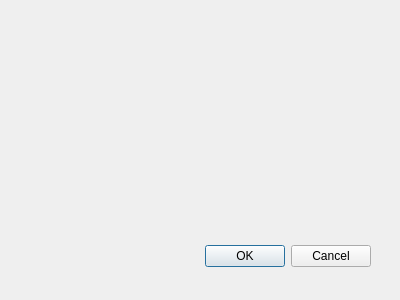
This is serializepreview.ui in Ilya2000Klimov/2DModeler as Qt 5 draws it before an edit. The edited form follows.
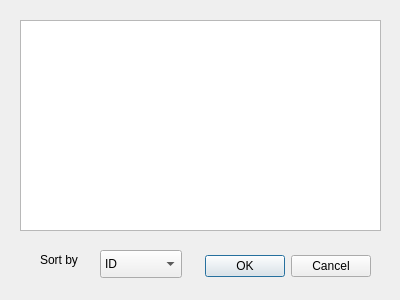
This is the edited form.

Diff of the .ui file:
```diff
--- a/serializepreview.ui
+++ b/serializepreview.ui
@@ -19,7 +19,7 @@
    <property name="geometry">
     <rect>
      <x>30</x>
-     <y>240</y>
+     <y>250</y>
      <width>341</width>
      <height>32</height>
     </rect>
@@ -31,6 +31,54 @@
     <set>QDialogButtonBox::Cancel|QDialogButtonBox::Ok</set>
    </property>
   </widget>
+  <widget class="QTextBrowser" name="textBrowser">
+   <property name="geometry">
+    <rect>
+     <x>20</x>
+     <y>20</y>
+     <width>361</width>
+     <height>211</height>
+    </rect>
+   </property>
+  </widget>
+  <widget class="QLabel" name="label">
+   <property name="geometry">
+    <rect>
+     <x>40</x>
+     <y>250</y>
+     <width>51</width>
+     <height>20</height>
+    </rect>
+   </property>
+   <property name="text">
+    <string>Sort by</string>
+   </property>
+  </widget>
+  <widget class="QComboBox" name="comboBox">
+   <property name="geometry">
+    <rect>
+     <x>100</x>
+     <y>250</y>
+     <width>82</width>
+     <height>28</height>
+    </rect>
+   </property>
+   <item>
+    <property name="text">
+     <string>ID</string>
+    </property>
+   </item>
+   <item>
+    <property name="text">
+     <string>Perimeter</string>
+    </property>
+   </item>
+   <item>
+    <property name="text">
+     <string>Area</string>
+    </property>
+   </item>
+  </widget>
  </widget>
  <pixmapfunction/>
  <resources/>
```
Left out of the diff: 9 changed lines with no effect on the pictures.
